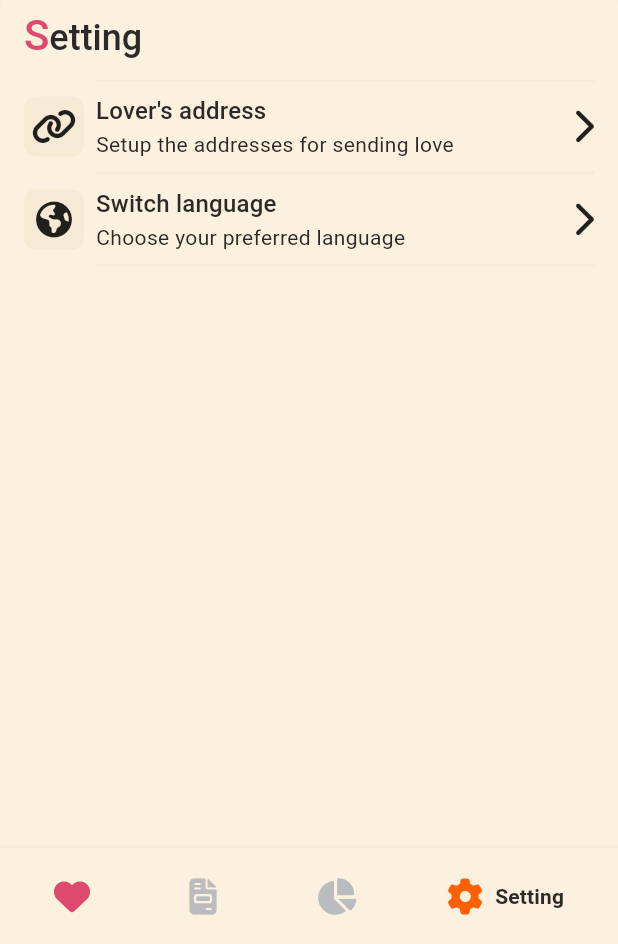
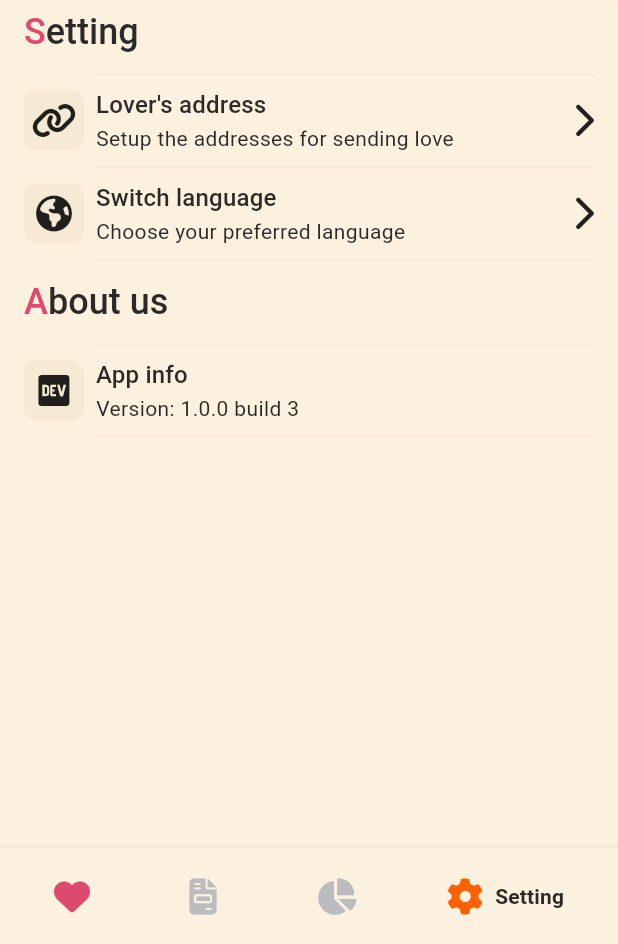
Before and after one commit to mith2000/couple_wallet, a Flutter app: the screen it shows after launch, swiped to page 4, on a phone screen of 412 x 824 dp, the part 292-1236 px from its top. Run offline on Flutter 3.47's test engine with Material 3 defaults, Android fonts, the phone set to English and light mode, and no system bars; drawn by our look-alikes of google_nav_bar; our stand-ins replace cloud_firestore, connectivity_plus, device_info_plus, firebase_core, firebase_crashlytics, firebase_messaging and 15 more; accounts and stored records are empty; generated files the repository leaves out were written again; statements that could not run were skipped.

Commit message:
New: App Info

```diff
--- a/lib/app/components/main/text/highlight_headline_text.dart
+++ b/lib/app/components/main/text/highlight_headline_text.dart
@@ -16,7 +16,7 @@ class HighlightHeadlineText extends StatelessWidget {
       children: [
         Text(
           firstCharacter,
-          style: Theme.of(context).textTheme.headlineMedium!.copyWith(
+          style: Theme.of(context).textTheme.headlineSmall!.copyWith(
                 color: AppColors.of.primaryColor,
                 fontWeight: FontWeight.w500,
               ),
--- a/lib/app/pages/home/screens/setting/setting_controller.dart
+++ b/lib/app/pages/home/screens/setting/setting_controller.dart
@@ -4,6 +4,7 @@ import 'package:flutter/services.dart';
 import 'package:font_awesome_flutter/font_awesome_flutter.dart';
 import 'package:gap/gap.dart';
 import 'package:get/get.dart';
+import 'package:package_info_plus/package_info_plus.dart';
 import 'package:share_plus/share_plus.dart';
 
 import '../../../../../domain/domain.dart';
@@ -33,11 +34,15 @@ class SettingController extends GetxController {
   final RxBool isPartnerLocked = false.obs;
   final RxBool isShowQuickPaste = false.obs;
 
+  RxString appVersion = "--".obs;
+  RxString appBuildNumber = "--".obs;
+
   @override
   void onInit() {
     super.onInit();
     getUserFCMToken();
     loadPartnerAddress();
+    getPackageInfo();
   }
 
   void onShareUserAddress() async {
@@ -137,4 +142,11 @@ class SettingController extends GetxController {
       savePartnerAddress(partnerAddressTextEC.text);
     }
   }
+
+  Future<void> getPackageInfo() async {
+    PackageInfo packageInfo = await PackageInfo.fromPlatform();
+
+    appVersion.value = packageInfo.version;
+    appBuildNumber.value = packageInfo.buildNumber;
+  }
 }
--- a/lib/app/pages/home/screens/setting/setting_screen.dart
+++ b/lib/app/pages/home/screens/setting/setting_screen.dart
@@ -21,9 +21,19 @@ class SettingScreen extends GetView<SettingController> {
                 ),
               ],
             ),
+          ...setting(context),
+          Gap(AppThemeExt.of.dimen(3)),
+          ...aboutUs(context),
+        ],
+      ),
+    );
+  }
+
+  List<Widget> setting(BuildContext context) {
+    return [
       Padding(
         padding: EdgeInsets.only(left: AppThemeExt.of.dimen(4)),
-            child: HighlightHeadlineText(text: R.strings.setting),
+        child: HighlightHeadlineText(text: R.strings.setting.tr),
       ),
       Gap(AppThemeExt.of.dimen(3)),
       SettingRow(
@@ -42,9 +52,25 @@ class SettingScreen extends GetView<SettingController> {
         body: R.strings.chooseLanguagePrefer.tr,
         onTap: () => SettingChangeLanguage().execute(context),
       ),
-        ],
+    ];
+  }
+
+  List<Widget> aboutUs(BuildContext context) {
+    return [
+      Padding(
+        padding: EdgeInsets.only(left: AppThemeExt.of.dimen(4)),
+        child: HighlightHeadlineText(text: R.strings.aboutUs.tr),
       ),
-    );
+      Gap(AppThemeExt.of.dimen(3)),
+      Obx(
+        () => SettingRow(
+          icon: FontAwesomeIcons.dev,
+          title: R.strings.appInfo.tr,
+          body:
+              "${R.strings.version.tr}: ${controller.appVersion.value} build ${controller.appBuildNumber.value}",
+        ),
+      ),
+    ];
   }
 
   void _dialogLoveAddress(BuildContext context) {
--- a/lib/resources/strings/intl_en.arb
+++ b/lib/resources/strings/intl_en.arb
@@ -33,5 +33,8 @@
   "switchLanguage": "Switch language",
   "chooseLanguagePrefer": "Choose your preferred language",
   "reply": "Reply",
-  "copy": "Copy"
+  "copy": "Copy",
+  "aboutUs": "About us",
+  "appInfo": "App info",
+  "version": "Version"
 }
--- a/lib/resources/strings/intl_vi.arb
+++ b/lib/resources/strings/intl_vi.arb
@@ -33,5 +33,8 @@
   "switchLanguage": "Chuyển ngôn ngữ",
   "chooseLanguagePrefer": "Chọn ngôn ngữ ưa thích của bạn",
   "reply": "Phản hồi",
-  "copy": "Chép"
+  "copy": "Chép",
+  "aboutUs": "Về chúng tôi",
+  "appInfo": "Thông tin ứng dụng",
+  "version": "Phiên bản"
 }
--- a/pubspec.yaml
+++ b/pubspec.yaml
@@ -40,6 +40,7 @@ dependencies:
   device_info_plus: ^10.1.0
   share_plus: 9.0.0
   uuid: ^4.4.0
+  package_info_plus: ^8.0.0
 
   # UI Components
   cupertino_icons: ^1.0.2
```
Also changed, not shown: pubspec.lock. Lines whose indentation alone changed are shown as unchanged.
